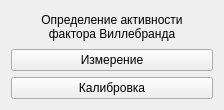
Old version of the form choisedialog/agr2.ui in the repository krang4d/Agrekola.
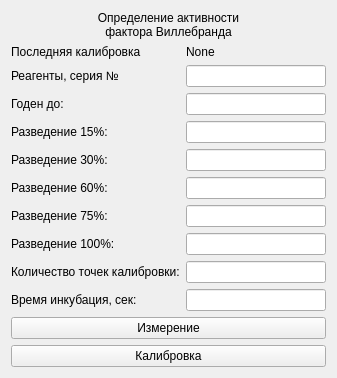
New version of the form.

Commit message: add to choisedialog a calibration data

Diff of the .ui file:
```diff
--- a/choisedialog/agr2.ui
+++ b/choisedialog/agr2.ui
@@ -6,52 +6,168 @@
    <rect>
     <x>0</x>
     <y>0</y>
-    <width>224</width>
-    <height>110</height>
+    <width>337</width>
+    <height>357</height>
    </rect>
   </property>
   <property name="windowTitle">
    <string>Form</string>
   </property>
-  <layout class="QVBoxLayout" name="verticalLayout_2">
+  <layout class="QVBoxLayout" name="verticalLayout">
    <item>
-    <layout class="QVBoxLayout" name="verticalLayout">
-     <item>
-      <widget class="QLabel" name="label">
-       <property name="text">
-        <string>Определение активности
+    <widget class="QLabel" name="label">
+     <property name="text">
+      <string>Определение активности
 фактора Виллебранда</string>
+     </property>
+     <property name="alignment">
+      <set>Qt::AlignCenter</set>
+     </property>
+     <property name="buddy">
+      <cstring>startButton</cstring>
+     </property>
+    </widget>
+   </item>
+   <item>
+    <layout class="QFormLayout" name="formLayout_7">
+     <item row="0" column="0">
+      <widget class="QLabel" name="label_1">
+       <property name="text">
+        <string>Последняя калибровка</string>
        </property>
-       <property name="alignment">
-        <set>Qt::AlignCenter</set>
+      </widget>
+     </item>
+     <item row="0" column="1">
+      <widget class="QLabel" name="label_calibrationData">
+       <property name="minimumSize">
+        <size>
+         <width>40</width>
+         <height>0</height>
+        </size>
        </property>
-       <property name="buddy">
-        <cstring>startButton</cstring>
+       <property name="text">
+        <string>None</string>
        </property>
       </widget>
      </item>
-     <item>
-      <widget class="QPushButton" name="startButton">
+     <item row="1" column="0">
+      <widget class="QLabel" name="label_2">
        <property name="text">
-        <string>Измерение</string>
+        <string>Реагенты, серия №</string>
        </property>
-       <property name="shortcut">
-        <string>Return</string>
+      </widget>
+     </item>
+     <item row="1" column="1">
+      <widget class="QLineEdit" name="lineEdit_8"/>
+     </item>
+     <item row="2" column="0">
+      <widget class="QLabel" name="label_3">
+       <property name="text">
+        <string>Годен до:</string>
        </property>
       </widget>
      </item>
-     <item>
-      <widget class="QPushButton" name="calibrButton">
+     <item row="2" column="1">
+      <widget class="QLineEdit" name="lineEdit_9"/>
+     </item>
+     <item row="3" column="0">
+      <widget class="QLabel" name="label_4">
        <property name="text">
-        <string>Калибровка</string>
+        <string>Разведение 15%:</string>
        </property>
-       <property name="shortcut">
-        <string>Ctrl+Return</string>
+      </widget>
+     </item>
+     <item row="3" column="1">
+      <widget class="QLineEdit" name="lineEdit_15"/>
+     </item>
+     <item row="4" column="0">
+      <widget class="QLabel" name="label_5">
+       <property name="text">
+        <string>Разведение 30%:</string>
        </property>
       </widget>
      </item>
+     <item row="4" column="1">
+      <widget class="QLineEdit" name="lineEdit_10"/>
+     </item>
+     <item row="5" column="0">
+      <widget class="QLabel" name="label_6">
+       <property name="text">
+        <string>Разведение 60%:</string>
+       </property>
+      </widget>
+     </item>
+     <item row="5" column="1">
+      <widget class="QLineEdit" name="lineEdit_11"/>
+     </item>
+     <item row="6" column="0">
+      <widget class="QLabel" name="label_7">
+       <property name="text">
+        <string>Разведение 75%:</string>
+       </property>
+      </widget>
+     </item>
+     <item row="6" column="1">
+      <widget class="QLineEdit" name="lineEdit_12"/>
+     </item>
+     <item row="7" column="0">
+      <widget class="QLabel" name="label_8">
+       <property name="text">
+        <string>Разведение 100%:</string>
+       </property>
+      </widget>
+     </item>
+     <item row="7" column="1">
+      <widget class="QLineEdit" name="lineEdit_13"/>
+     </item>
+     <item row="8" column="0">
+      <widget class="QLabel" name="label_10">
+       <property name="minimumSize">
+        <size>
+         <width>160</width>
+         <height>0</height>
+        </size>
+       </property>
+       <property name="text">
+        <string>Количество точек калибровки:</string>
+       </property>
+      </widget>
+     </item>
+     <item row="8" column="1">
+      <widget class="QLineEdit" name="lineEdit_14"/>
+     </item>
+     <item row="9" column="0">
+      <widget class="QLabel" name="label_9">
+       <property name="text">
+        <string>Время инкубация, сек:</string>
+       </property>
+      </widget>
+     </item>
+     <item row="9" column="1">
+      <widget class="QLineEdit" name="lineEdit_7"/>
+     </item>
     </layout>
    </item>
+   <item>
+    <widget class="QPushButton" name="startButton">
+     <property name="text">
+      <string>Измерение</string>
+     </property>
+     <property name="shortcut">
+      <string>Return</string>
+     </property>
+    </widget>
+   </item>
+   <item>
+    <widget class="QPushButton" name="calibrButton">
+     <property name="text">
+      <string>Калибровка</string>
+     </property>
+     <property name="shortcut">
+      <string>Ctrl+Return</string>
+     </property>
+    </widget>
+   </item>
   </layout>
  </widget>
  <resources/>
```
The commit also changes 8 other files.
